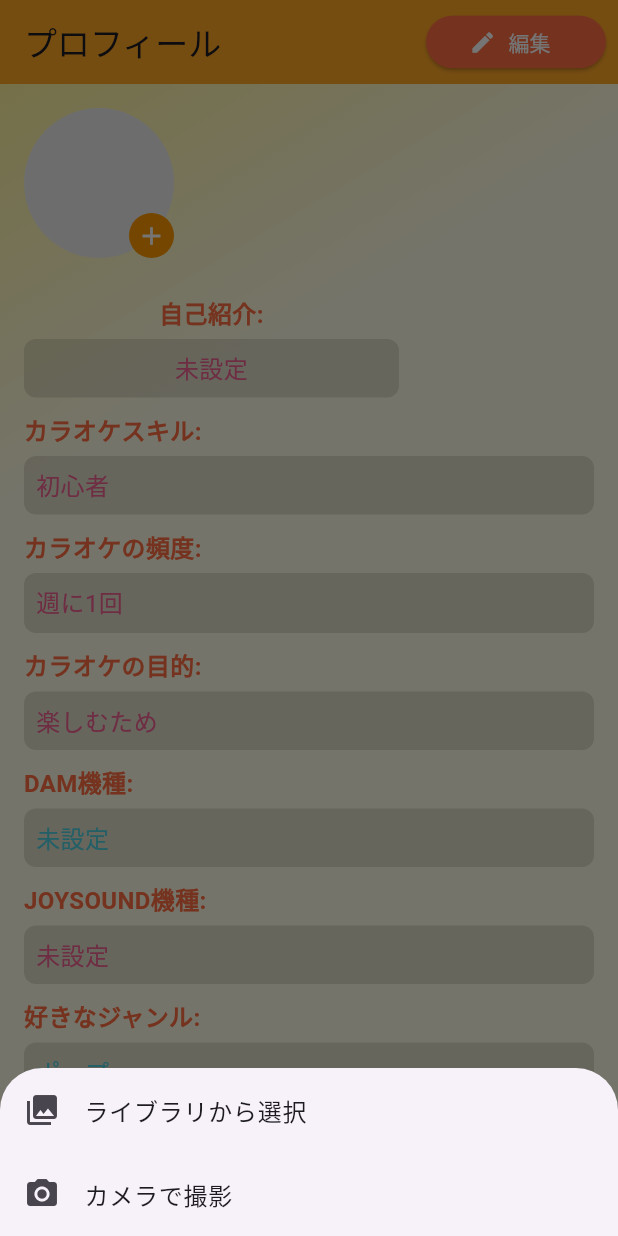
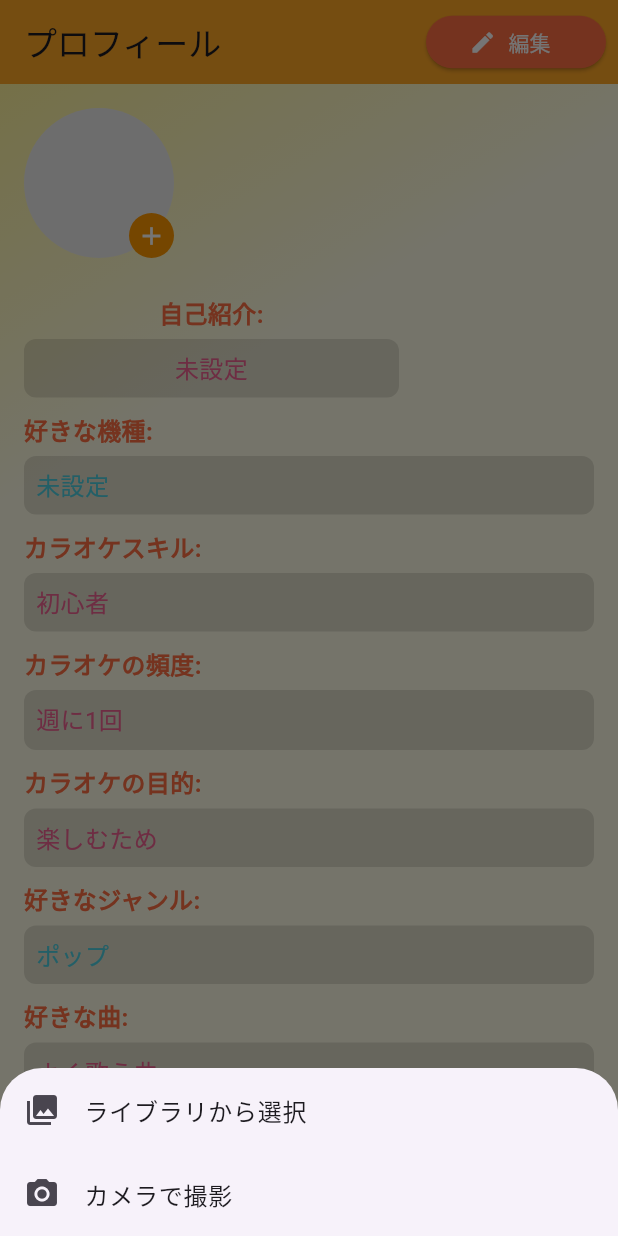
Before and after one commit to tensey3/fa1, a Flutter app: the screen it shows after launch, after a tap on the "add" icon, on a phone screen of 412 x 824 dp. Run offline on Flutter 3.47's test engine with Material 3 defaults, Android fonts, the phone set to English and light mode, and no system bars; our stand-ins replace firebase_core, flutter_riverpod, image_picker, table_calendar; accounts and stored records are empty.

Commit message:
JOYSOUNDとDAMだけでもプロフィールに表示できるようになったよ

```diff
--- a/lib/screens/profile/profile_screen.dart
+++ b/lib/screens/profile/profile_screen.dart
@@ -2,15 +2,33 @@ import 'dart:io';
 import 'package:fa1/screens/profile/profile_header.dart';
 import 'package:fa1/screens/profile/selection_screen.dart';
 import 'package:flutter/material.dart';
-import 'package:flutter_riverpod/flutter_riverpod.dart'; // Riverpodをインポート
-import '../../providers/user_profile_provider.dart'; // プロバイダーのインポート
+import 'package:flutter_riverpod/flutter_riverpod.dart';
+import '../../providers/user_profile_provider.dart';
 
-class ProfileScreen extends ConsumerWidget { // ConsumerWidgetに変更
+class ProfileScreen extends ConsumerWidget {
   const ProfileScreen({super.key});
 
   @override
-  Widget build(BuildContext context, WidgetRef ref) { // refを追加
-    final userProfile = ref.watch(userProfileProvider); // プロバイダーを監視
+  Widget build(BuildContext context, WidgetRef ref) {
+    final userProfile = ref.watch(userProfileProvider); // プロフィール情報を取得
+
+    // 好きな機種の表示内容を決定
+    String favoriteMachine = '未設定';
+    if (userProfile.selectedDamMachine.isNotEmpty && userProfile.selectedJoySoundMachine.isEmpty) {
+      favoriteMachine = 'DAM';
+    } else if (userProfile.selectedDamMachine.isEmpty && userProfile.selectedJoySoundMachine.isNotEmpty) {
+      favoriteMachine = 'JOYSOUND';
+    } else if (userProfile.selectedDamMachine.isNotEmpty && userProfile.selectedJoySoundMachine.isNotEmpty) {
+      favoriteMachine = 'DAM, JOYSOUND';
+    }
+
+    // こだわり機種の表示内容を決定
+    final selectedSpecificMachine = [
+      if (userProfile.selectedDamMachines.isNotEmpty)
+        userProfile.selectedDamMachines.join(', '),
+      if (userProfile.selectedJoySoundMachines.isNotEmpty)
+        userProfile.selectedJoySoundMachines.join(', '),
+    ].join(', ');
 
     return Scaffold(
       appBar: AppBar(
@@ -64,29 +82,24 @@ class ProfileScreen extends ConsumerWidget { // ConsumerWidgetに変更
               ProfileHeader(
                 isEditing: true,
                 onImageSelected: (imageFile) {
-                  ref.read(userProfileProvider.notifier).updateProfileImage(imageFile); // refを使用して状態を更新
+                  ref.read(userProfileProvider.notifier).updateProfileImage(imageFile);
                 },
               ),
               const SizedBox(height: 20),
-              _buildProfileItem(
-                '自己紹介',
-                userProfile.bio, // ここでuserProfileを使用
-                const Color(0xFFF06292),
-                isCentered: true,
-              ),
+              _buildProfileItem('自己紹介', userProfile.bio, const Color(0xFFF06292), isCentered: true),
+              _buildProfileItem('好きな機種', favoriteMachine, const Color(0xFF4DD0E1)),
+
+              if (selectedSpecificMachine.isNotEmpty)
+                _buildProfileItem('こだわり機種', selectedSpecificMachine, const Color(0xFFF06292)),
+
               _buildProfileItem('カラオケスキル', userProfile.karaokeSkillLevel, const Color(0xFFF06292)),
               _buildProfileItem('カラオケの頻度', userProfile.karaokeFrequency, const Color(0xFFF06292)),
               _buildProfileItem('カラオケの目的', userProfile.karaokePurpose, const Color(0xFFF06292)),
-              _buildProfileItem('DAM機種', userProfile.selectedDamMachine, const Color(0xFF4DD0E1)),
-              _buildProfileItem('JOYSOUND機種', userProfile.selectedJoySoundMachine, const Color(0xFFF06292)),
               _buildProfileItem('好きなジャンル', userProfile.favoriteGenres.join(', '), const Color(0xFF4DD0E1)),
               _buildProfileItem('好きな曲', userProfile.favoriteSongs.join(', '), const Color(0xFFF06292)),
 
               const SizedBox(height: 20),
-              const Divider(
-                color: Colors.black38,
-                thickness: 1.0,
-              ),
+              const Divider(color: Colors.black38, thickness: 1.0),
               const SizedBox(height: 10),
               _buildPhotoGrid(userProfile.selectedPhotos),
             ],
@@ -107,13 +120,13 @@ class ProfileScreen extends ConsumerWidget { // ConsumerWidgetに変更
             style: const TextStyle(
               fontSize: 16,
               fontWeight: FontWeight.bold,
-              color: Color(0xFFFF7043), // 明るいオレンジ
+              color: Color(0xFFFF7043), // 明るいオレンジ色
             ),
             textAlign: TextAlign.center,
           ),
           const SizedBox(height: 5),
           Container(
-            width: isCentered ? 250 : double.infinity, // セレクションの自己紹介と同じサイズ
+            width: isCentered ? 250 : double.infinity,
             padding: const EdgeInsets.all(8.0),
             decoration: BoxDecoration(
               color: Colors.black12, // 枠の黒塗り
@@ -152,7 +165,7 @@ class ProfileScreen extends ConsumerWidget { // ConsumerWidgetに変更
           return Container(
             decoration: BoxDecoration(
               image: DecorationImage(
-                image: FileImage(File(selectedPhotos[index])), // ここで選択された写真を表示
+                image: FileImage(File(selectedPhotos[index])),
                 fit: BoxFit.cover,
               ),
               borderRadius: BorderRadius.circular(8),
```
Also changed, not shown: lib/providers/user_profile_provider.dart (+120 -62 lines), lib/screens/profile/constants.dart (+8 -0 lines), lib/screens/profile/machine.dart (+92 -31 lines).
